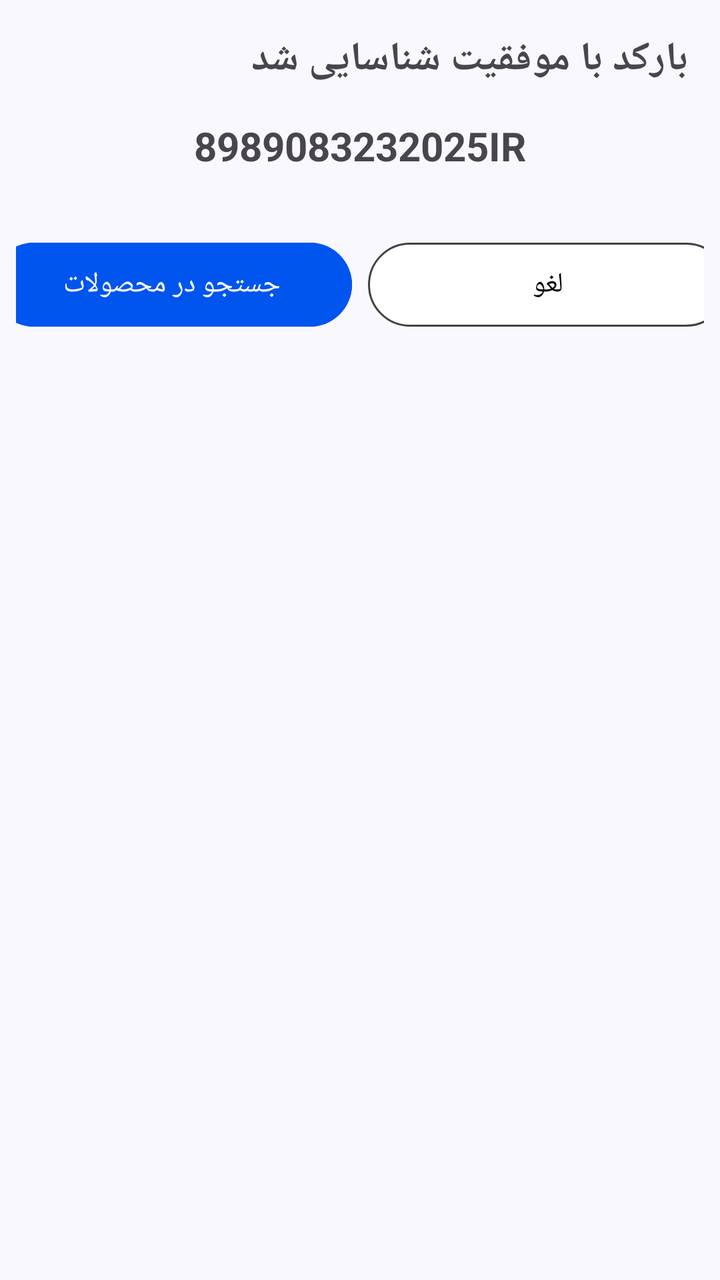
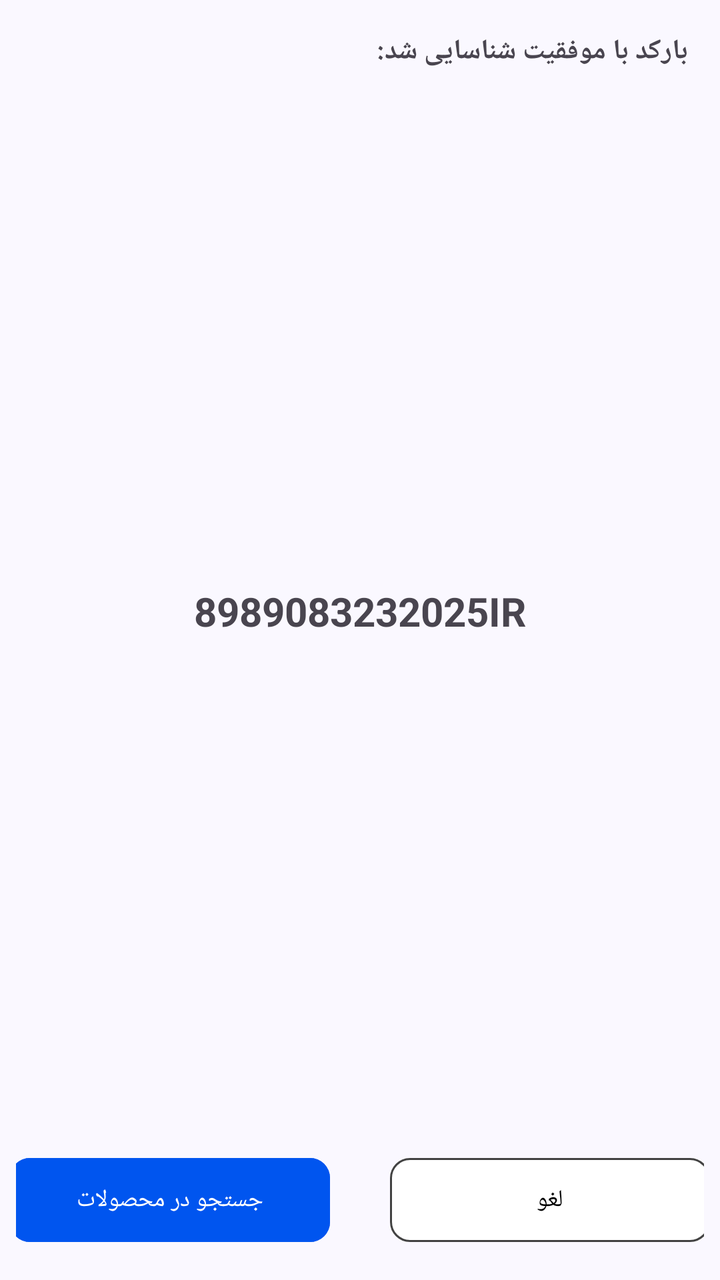

Two renders of the same Android screen: before a commit and after it. Below are the layout's source before the change and the commit's diff.
<!-- AndroidManifest.xml: application theme Theme.Iotequipment -->
<!-- res/layout/button_dialog_barcode.xml -->
<?xml version="1.0" encoding="utf-8"?>
<androidx.constraintlayout.widget.ConstraintLayout xmlns:android="http://schemas.android.com/apk/res/android"
    xmlns:app="http://schemas.android.com/apk/res-auto"
    xmlns:tools="http://schemas.android.com/tools"
    android:layout_width="match_parent"
    android:layout_height="wrap_content">

    <TextView
        android:id="@+id/txt_title"
        android:layout_width="wrap_content"
        android:layout_height="wrap_content"
        android:layout_marginTop="16dp"
        android:layout_marginEnd="16dp"
        android:text="بارکد با موفقیت شناسایی شد "
        android:textSize="20dp"
        android:textStyle="bold"
        app:layout_constraintEnd_toEndOf="parent"
        app:layout_constraintTop_toTopOf="parent" />

    <TextView
        android:id="@+id/txt_barcode"
        android:layout_width="wrap_content"
        android:layout_height="wrap_content"
        android:layout_marginTop="16dp"
        android:text="8989083232025IR"
        android:textSize="20dp"
        android:textStyle="bold"
        app:layout_constraintEnd_toEndOf="parent"
        app:layout_constraintStart_toStartOf="parent"
        app:layout_constraintTop_toBottomOf="@+id/txt_title" />

    <LinearLayout
        android:layout_width="match_parent"
        android:layout_height="80dp"
        android:layout_gravity="bottom"
        android:layout_marginTop="16dp"
        android:gravity="center"
        android:orientation="horizontal"
        android:padding="8dp"
        app:layout_constraintEnd_toEndOf="parent"
        app:layout_constraintStart_toStartOf="parent"
        app:layout_constraintTop_toBottomOf="@+id/txt_barcode">

        <com.google.android.material.button.MaterialButton
            android:id="@+id/btn_visit"
            android:layout_width="180dp"
            android:layout_height="50dp"
            android:backgroundTint="@color/md_theme_primary"
            app:strokeColor="@color/ic_launcher_background"
            android:textColor="@color/white"
            android:layout_weight="0"
            android:text="جستجو در محصولات" />

        <Space
            android:layout_width="8dp"
            android:layout_height="wrap_content" />

        <com.google.android.material.button.MaterialButton
            android:id="@+id/btn_cansel"
            android:layout_width="180dp"
            android:layout_height="50dp"
            android:layout_weight="0"
            android:backgroundTint="@color/ic_launcher_background"
            android:text="لغو"
            android:textColor="@color/black"
            app:strokeColor="@color/cardview_dark_background"
            app:strokeWidth="1dp" />
    </LinearLayout>
</androidx.constraintlayout.widget.ConstraintLayout>
<!-- resources referenced by this layout -->
<resources>
  <color name="black">#FF000000</color>
  <color name="ic_launcher_background">#FFFFFF</color>
  <color name="md_theme_primary">#0055EF</color>
  <color name="white">#FFFFFFFF</color>
  <style name="Theme.Iotequipment" parent="Base.Theme.Iotequipment" />
  <style name="Base.Theme.Iotequipment" parent="Theme.Material3.DayNight.NoActionBar">
          <item name="fontFamily">@font/iran_yekan_regular</item>
          
          
          <item name="colorPrimary">@color/md_theme_primary</item>
          <item name="android:colorBackground">@color/md_theme_background</item>
  
      </style>
  <color name="md_theme_background">#FAF8FF</color>
</resources>

<!-- the commit's change to res/layout/button_dialog_barcode.xml (unified diff, before → after) -->
@@ -3,7 +3,7 @@
     xmlns:app="http://schemas.android.com/apk/res-auto"
     xmlns:tools="http://schemas.android.com/tools"
     android:layout_width="match_parent"
-    android:layout_height="wrap_content">
+    android:layout_height="250dp">
 
     <TextView
         android:id="@+id/txt_title"
@@ -11,8 +11,8 @@
         android:layout_height="wrap_content"
         android:layout_marginTop="16dp"
         android:layout_marginEnd="16dp"
-        android:text="بارکد با موفقیت شناسایی شد "
-        android:textSize="20dp"
+        android:text="بارکد با موفقیت شناسایی شد: "
+        android:textSize="14sp"
         android:textStyle="bold"
         app:layout_constraintEnd_toEndOf="parent"
         app:layout_constraintTop_toTopOf="parent" />
@@ -23,45 +23,50 @@
         android:layout_height="wrap_content"
         android:layout_marginTop="16dp"
         android:text="8989083232025IR"
-        android:textSize="20dp"
+        android:textSize="20sp"
         android:textStyle="bold"
+        app:layout_constraintBottom_toTopOf="@+id/linearLayout3"
         app:layout_constraintEnd_toEndOf="parent"
         app:layout_constraintStart_toStartOf="parent"
         app:layout_constraintTop_toBottomOf="@+id/txt_title" />
 
     <LinearLayout
+        android:id="@+id/linearLayout3"
         android:layout_width="match_parent"
         android:layout_height="80dp"
         android:layout_gravity="bottom"
-        android:layout_marginTop="16dp"
         android:gravity="center"
         android:orientation="horizontal"
         android:padding="8dp"
+        app:layout_constraintBottom_toBottomOf="parent"
         app:layout_constraintEnd_toEndOf="parent"
-        app:layout_constraintStart_toStartOf="parent"
-        app:layout_constraintTop_toBottomOf="@+id/txt_barcode">
+        app:layout_constraintStart_toStartOf="parent">
 
         <com.google.android.material.button.MaterialButton
             android:id="@+id/btn_visit"
-            android:layout_width="180dp"
+            android:layout_width="160dp"
             android:layout_height="50dp"
+            android:layout_weight="0"
+            app:cornerRadius="10dp"
             android:backgroundTint="@color/md_theme_primary"
-            app:strokeColor="@color/ic_launcher_background"
+            android:text="جستجو در محصولات"
+            android:textSize="12sp"
             android:textColor="@color/white"
-            android:layout_weight="0"
-            android:text="جستجو در محصولات" />
+            app:strokeColor="@color/ic_launcher_background" />
 
         <Space
-            android:layout_width="8dp"
+            android:layout_width="30sp"
             android:layout_height="wrap_content" />
 
         <com.google.android.material.button.MaterialButton
             android:id="@+id/btn_cansel"
-            android:layout_width="180dp"
+            android:layout_width="160dp"
             android:layout_height="50dp"
             android:layout_weight="0"
+            app:cornerRadius="10dp"
             android:backgroundTint="@color/ic_launcher_background"
             android:text="لغو"
+            android:textSize="12sp"
             android:textColor="@color/black"
             app:strokeColor="@color/cardview_dark_background"
             app:strokeWidth="1dp" />
